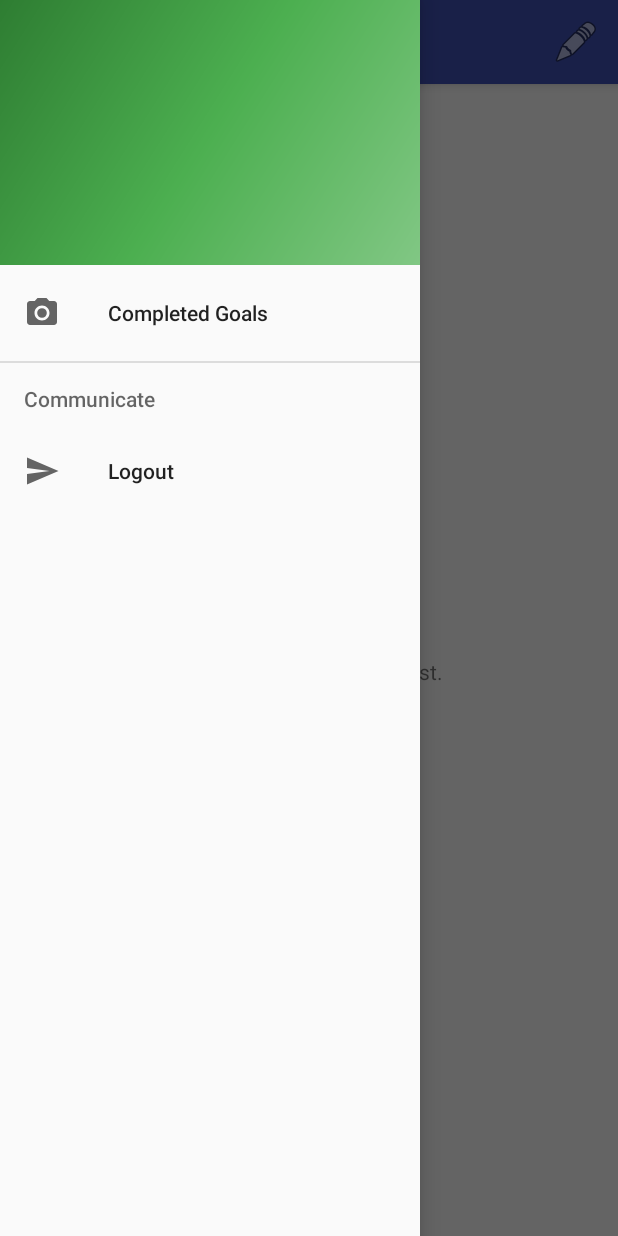
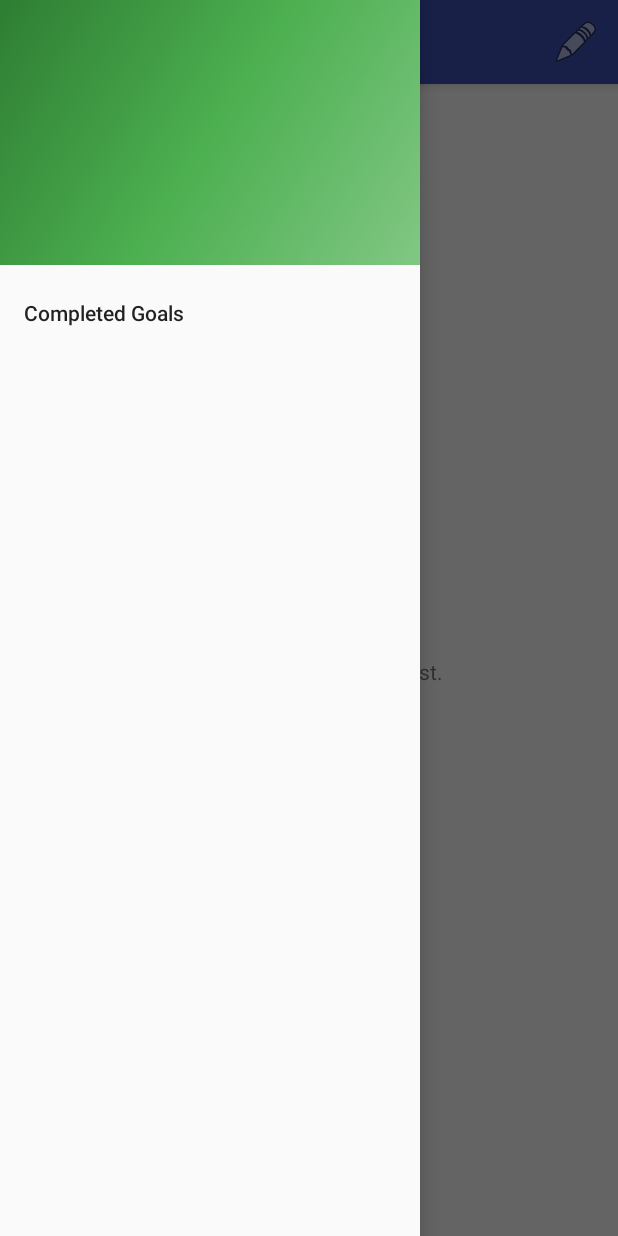
Before and after one commit to kamilabrito/mygoalsapp, an Android app: the MainActivity screen opened directly, with no data from a screen before it, with the side drawer open, on a phone screen of 412 x 824 dp. Run offline under Robolectric (Android 15) with nearby library versions, the phone set to English and light mode, and no system bars; our stand-ins replace ButterKnife, CircleImageView, Picasso; libraries missing offline, so code that uses them is left out: com.orm; pictures from the network do not load; 7 statements that could not run were skipped.

Commit message:
removing logout option

```diff
--- a/app/src/main/java/com/kbrtz/mydailygoals/dao/UserDataBaseDAO.java
+++ b/app/src/main/java/com/kbrtz/mydailygoals/dao/UserDataBaseDAO.java
@@ -27,4 +27,5 @@ public class UserDataBaseDAO {
     public void createUser(User user) {
         user.save();
     }
+
 }
--- a/app/src/main/java/com/kbrtz/mydailygoals/view/ActivityLogin.java
+++ b/app/src/main/java/com/kbrtz/mydailygoals/view/ActivityLogin.java
@@ -12,6 +12,7 @@ import com.facebook.FacebookSdk;
 import com.facebook.GraphRequest;
 import com.facebook.GraphResponse;
 import com.facebook.appevents.AppEventsLogger;
+import com.facebook.login.LoginManager;
 import com.facebook.login.LoginResult;
 import com.facebook.login.widget.LoginButton;
 import com.kbrtz.mydailygoals.R;
@@ -127,6 +128,7 @@ public class ActivityLogin extends AppCompatActivity {
         } catch (JSONException e) {
             e.printStackTrace();
         }
+
     }
 
     public void openMainActivity(User user) {
--- a/app/src/main/java/com/kbrtz/mydailygoals/view/MainActivity.java
+++ b/app/src/main/java/com/kbrtz/mydailygoals/view/MainActivity.java
@@ -170,14 +170,13 @@ public class MainActivity extends AppCompatActivity implements View.OnClickListe
 
         if (id == R.id.nav_completed_goals) {
             //open completed goals list
-        } else if (id == R.id.nav_logout) {
-
         }
 
         DrawerLayout drawer = (DrawerLayout) findViewById(R.id.drawer_layout);
         drawer.closeDrawer(GravityCompat.START);
         return true;
     }
+
 
     @Override
     public boolean onCreateOptionsMenu(Menu menu) {
--- a/app/src/main/res/drawable/ic_menu_camera.xml
+++ /dev/null
@@ -1,12 +0,0 @@
-<vector xmlns:android="http://schemas.android.com/apk/res/android"
-    android:width="24dp"
-    android:height="24dp"
-    android:viewportHeight="24.0"
-    android:viewportWidth="24.0">
-    <path
-        android:fillColor="#FF000000"
-        android:pathData="M12,12m-3.2,0a3.2,3.2 0,1 1,6.4 0a3.2,3.2 0,1 1,-6.4 0" />
-    <path
-        android:fillColor="#FF000000"
-        android:pathData="M9,2L7.17,4H4c-1.1,0 -2,0.9 -2,2v12c0,1.1 0.9,2 2,2h16c1.1,0 2,-0.9 2,-2V6c0,-1.1 -0.9,-2 -2,-2h-3.17L15,2H9zm3,15c-2.76,0 -5,-2.24 -5,-5s2.24,-5 5,-5 5,2.24 5,5 -2.24,5 -5,5z" />
-</vector>
--- a/app/src/main/res/drawable/ic_menu_send.xml
+++ /dev/null
@@ -1,9 +0,0 @@
-<vector xmlns:android="http://schemas.android.com/apk/res/android"
-    android:width="24dp"
-    android:height="24dp"
-    android:viewportHeight="24.0"
-    android:viewportWidth="24.0">
-    <path
-        android:fillColor="#FF000000"
-        android:pathData="M2.01,21L23,12 2.01,3 2,10l15,2 -15,2z" />
-</vector>
--- a/app/src/main/res/menu/activity_main_drawer.xml
+++ b/app/src/main/res/menu/activity_main_drawer.xml
@@ -4,16 +4,6 @@
     <group android:checkableBehavior="single">
         <item
             android:id="@+id/nav_completed_goals"
-            android:icon="@drawable/ic_menu_camera"
             android:title="Completed Goals" />
     </group>
-
-    <item android:title="Communicate">
-        <menu>
-            <item
-                android:id="@+id/nav_logout"
-                android:icon="@drawable/ic_menu_send"
-                android:title="Logout" />
-        </menu>
-    </item>
 </menu>
```
Also changed, not shown: app/src/main/res/drawable/ic_menu_gallery.xml (deleted, +0 -9 lines), app/src/main/res/drawable/ic_menu_manage.xml (deleted, +0 -9 lines), app/src/main/res/drawable/ic_menu_share.xml (deleted, +0 -9 lines), app/src/main/res/drawable/ic_menu_slideshow.xml (deleted, +0 -9 lines).
